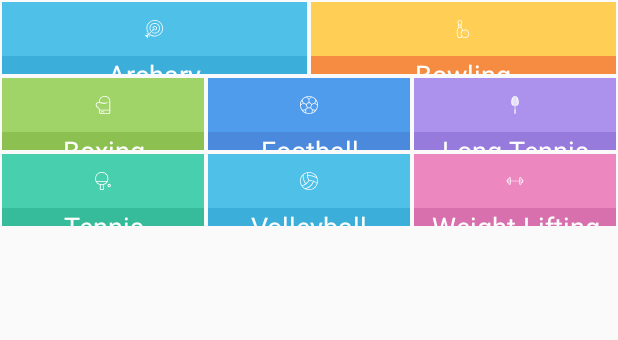
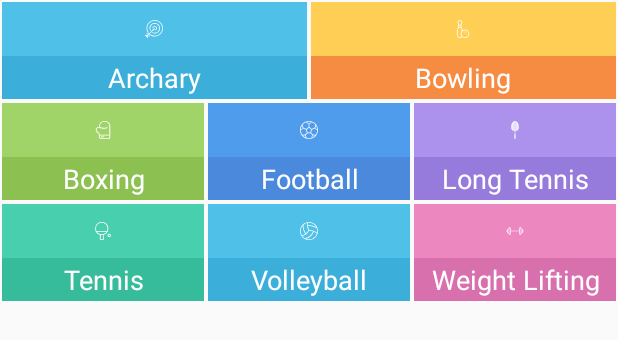
Before and after one commit to mknishad/suffix-field-force-android, an Android app: the layout fragment_home.xml on its own in the app's theme, with its tools: preview values and no code run, on a phone screen of 412 x 824 dp. Shown: the top 340 px of the screen. Run offline under Robolectric (Android 15) with nearby library versions, the phone set to English and light mode, and no system bars.

Commit message:
home fragment tweak

```diff
--- a/app/src/main/res/layout/activity_main.xml
+++ b/app/src/main/res/layout/activity_main.xml
@@ -37,7 +37,6 @@
                     android:layout_marginLeft="2dp"
                     android:layout_marginTop="2dp"
                     android:layout_marginRight="2dp"
-                    android:layout_marginBottom="1dp"
                     android:layout_weight="1"
                     android:background="@color/colorGrapeFruit"
                     android:orientation="vertical">
@@ -75,7 +74,8 @@
             </LinearLayout>
 
             <FrameLayout
-                android:id="@+id/frameholder_nav"
+                android:id="@+id/fragment_holder"
+                android:layout_margin="@dimen/fragment_margin"
                 android:layout_width="match_parent"
                 android:layout_height="match_parent" />
 
--- a/app/src/main/res/layout/fragment_home.xml
+++ b/app/src/main/res/layout/fragment_home.xml
@@ -20,7 +20,7 @@
 
             <LinearLayout
                 android:layout_width="0dp"
-                android:layout_height="@dimen/layout_height_40"
+                android:layout_height="wrap_content"
                 android:layout_margin="1dp"
                 android:layout_weight="1"
                 android:background="@color/colorAqua"
@@ -41,6 +41,7 @@
                     android:background="@color/colorAquaDark"
                     android:gravity="center"
                     android:text="Archary"
+                    android:padding="2dp"
                     android:textColor="@color/colorWhite"
                     android:textSize="18sp" />
 
@@ -48,7 +49,7 @@
 
             <LinearLayout
                 android:layout_width="0dp"
-                android:layout_height="@dimen/layout_height_40"
+                android:layout_height="wrap_content"
                 android:layout_margin="1dp"
                 android:layout_weight="1"
                 android:background="@color/colorFlower"
@@ -69,6 +70,7 @@
                     android:background="@color/colorFlowerDark"
                     android:gravity="center"
                     android:text="Bowling"
+                    android:padding="2dp"
                     android:textColor="@color/colorWhite"
                     android:textSize="18sp" />
 
@@ -85,7 +87,7 @@
 
             <LinearLayout
                 android:layout_width="0dp"
-                android:layout_height="@dimen/layout_height_40"
+                android:layout_height="wrap_content"
                 android:layout_margin="1dp"
                 android:layout_weight="1"
                 android:background="@color/colorGrass"
@@ -106,6 +108,7 @@
                     android:background="@color/colorGrassDark"
                     android:gravity="center"
                     android:text="Boxing"
+                    android:padding="2dp"
                     android:textColor="@color/colorWhite"
                     android:textSize="18sp" />
 
@@ -113,7 +116,7 @@
 
             <LinearLayout
                 android:layout_width="0dp"
-                android:layout_height="@dimen/layout_height_40"
+                android:layout_height="wrap_content"
                 android:layout_margin="1dp"
                 android:layout_weight="1"
                 android:background="@color/colorBlueJeans"
@@ -134,6 +137,7 @@
                     android:background="@color/colorBlueJeansDark"
                     android:gravity="center"
                     android:text="Football"
+                    android:padding="2dp"
                     android:textColor="@color/colorWhite"
                     android:textSize="18sp" />
 
@@ -141,7 +145,7 @@
 
             <LinearLayout
                 android:layout_width="0dp"
-                android:layout_height="@dimen/layout_height_40"
+                android:layout_height="wrap_content"
                 android:layout_margin="1dp"
                 android:layout_weight="1"
                 android:background="@color/colorLavander"
@@ -162,6 +166,7 @@
                     android:background="@color/colorLavanderDark"
                     android:gravity="center"
                     android:text="Long Tennis"
+                    android:padding="2dp"
                     android:textColor="@color/colorWhite"
                     android:textSize="18sp" />
 
@@ -178,7 +183,7 @@
 
             <LinearLayout
                 android:layout_width="0dp"
-                android:layout_height="@dimen/layout_height_40"
+                android:layout_height="wrap_content"
                 android:layout_margin="1dp"
                 android:layout_weight="1"
                 android:background="@color/colorMint"
@@ -199,6 +204,7 @@
                     android:background="@color/colorMintDark"
                     android:gravity="center"
                     android:text="Tennis"
+                    android:padding="2dp"
                     android:textColor="@color/colorWhite"
                     android:textSize="18sp" />
 
@@ -206,7 +212,7 @@
 
             <LinearLayout
                 android:layout_width="0dp"
-                android:layout_height="@dimen/layout_height_40"
+                android:layout_height="wrap_content"
                 android:layout_margin="1dp"
                 android:layout_weight="1"
                 android:background="@color/colorAqua"
@@ -227,6 +233,7 @@
                     android:background="@color/colorAquaDark"
                     android:gravity="center"
                     android:text="Volleyball"
+                    android:padding="2dp"
                     android:textColor="@color/colorWhite"
                     android:textSize="18sp" />
 
@@ -234,7 +241,7 @@
 
             <LinearLayout
                 android:layout_width="0dp"
-                android:layout_height="@dimen/layout_height_40"
+                android:layout_height="wrap_content"
                 android:layout_margin="1dp"
                 android:layout_weight="1"
                 android:background="@color/colorPinkRose"
@@ -250,11 +257,12 @@
 
                 <TextView
                     android:layout_width="match_parent"
-                    android:layout_height="match_parent"
+                    android:layout_height="wrap_content"
                     android:layout_marginTop="@dimen/layout_margin_10"
                     android:background="@color/colorPinkRoseDark"
                     android:gravity="center"
                     android:text="Weight Lifting"
+                    android:padding="2dp"
                     android:textColor="@color/colorWhite"
                     android:textSize="18sp" />
             </LinearLayout>
--- a/app/src/main/res/values-hdpi/dimens.xml
+++ b/app/src/main/res/values-hdpi/dimens.xml
@@ -20,4 +20,5 @@
 	<dimen name="layout_height_40">48dp</dimen>
 	<dimen name="layout_margin_5">6dp</dimen>
 	<dimen name="profile_margin">48dp</dimen>
+	<dimen name="fragment_margin">1dp</dimen>
 </resources>
```
Also changed, not shown: app/src/main/java/com/suffix/fieldforce/MainActivity.kt (+20 -4 lines).
